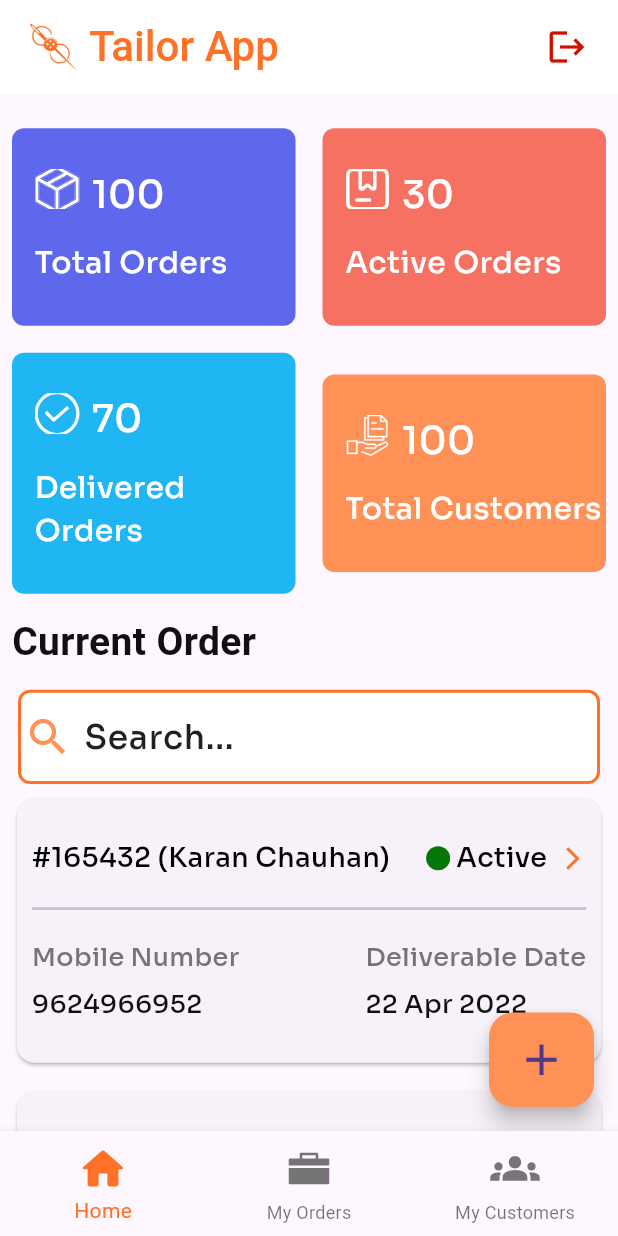
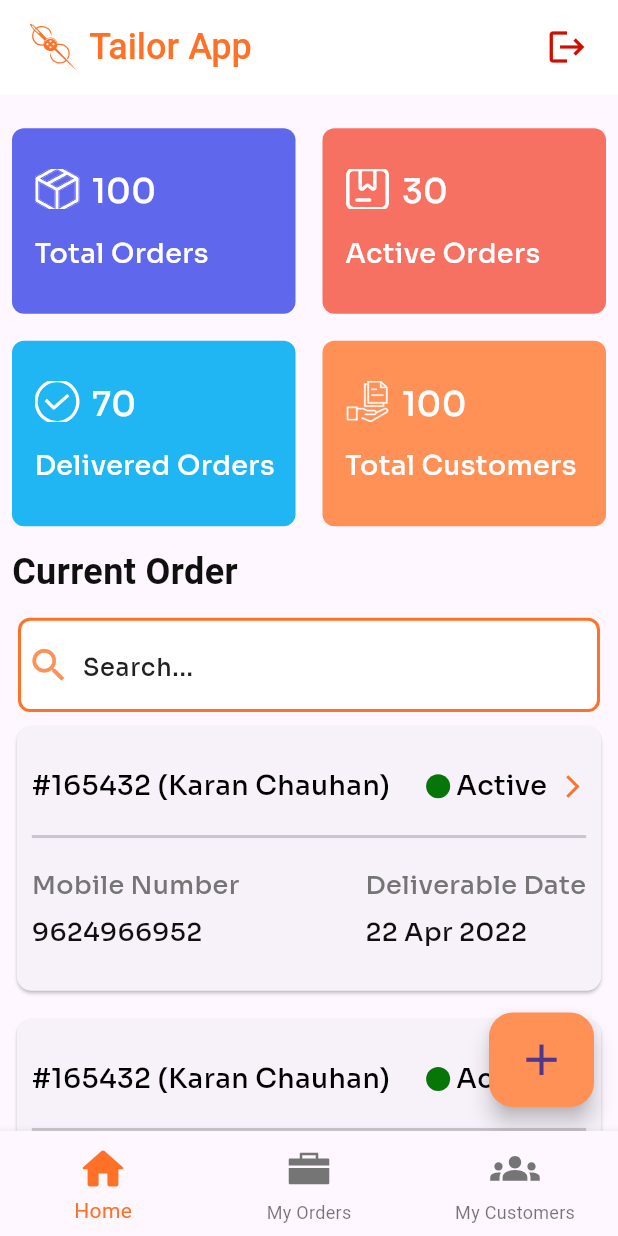
Before and after one commit to tanaysb20/tailor_app, a Flutter app: the LandingScreen screen opened directly, on a phone screen of 412 x 824 dp. Run offline on Flutter 3.47's test engine with Material 3 defaults, Android fonts, the phone set to English and light mode, and no system bars; our stand-ins replace flutter_easyloading, flutter_otp_text_field, flutter_screenutil, flutter_svg, shared_preferences; missing offline and left inert: month_year_picker; accounts and stored records are empty; project files that could hold a hidden picture were left out.

Commit message:
minor ui fixes

```diff
--- a/lib/Reusable components/app_bar.dart
+++ b/lib/Reusable components/app_bar.dart
@@ -13,7 +13,7 @@ AppBar customAppBar({String text = ""}) => AppBar(
     title: Text(
       text,
       style: TextStyle(
-        fontSize: 26.sp,
+        fontSize: 22.sp,
         color: const Color(0xffFF7126),
         fontWeight: FontWeight.w500,
       ),
--- a/lib/Reusable components/order_item.dart
+++ b/lib/Reusable components/order_item.dart
@@ -13,6 +13,8 @@ class OrderItem extends StatelessWidget {
     return Padding(
       padding: EdgeInsets.symmetric(horizontal: 8.h, vertical: 6.h),
       child: Card(
+         shape: RoundedRectangleBorder(
+    borderRadius: BorderRadius.circular(10.0),),
         // margin: EdgeInsets.symmetric(horizontal: 4.w,vertical: 10.h),
         child: Padding(
           padding: EdgeInsets.symmetric(horizontal: 10.0.w, vertical: 20.h),
--- a/lib/Reusable components/text_field.dart
+++ b/lib/Reusable components/text_field.dart
@@ -121,8 +121,8 @@ class CustomTextField extends StatelessWidget {
 
                 prefixIcon:
                     prefixIcon? Container(
-                      margin: EdgeInsets.only(left: 4.w,right: 4.w),
-                      child: Icon(Icons.search,color: Color(0xffFF9056),size: 32.sp)):null,
+                      margin: EdgeInsets.only(left: 6.w,right: 4.w),
+                      child: Icon(Icons.search,color: Color(0xffFF9056),size: 29.sp)):null,
                 prefixIconConstraints:
                     BoxConstraints(minWidth: 2, minHeight: 30.h),
                 floatingLabelBehavior: FloatingLabelBehavior.always,
@@ -141,7 +141,7 @@ class CustomTextField extends StatelessWidget {
                 hintText: hintText,
 
                 hintStyle:
-                    textFieldStyle(color: Colors.grey.shade900, fontSize: 22.sp),
+                    textFieldStyle(color: Colors.grey.shade900, fontSize: 16.sp),
               ),
               validator: validator,
               inputFormatters: inputFormatters,
--- a/lib/Screens/Auth screen/phone_screen.dart
+++ b/lib/Screens/Auth screen/phone_screen.dart
@@ -26,7 +26,7 @@ class _PhoneNumberScreenState extends State<PhoneNumberScreen> {
           title: Text(
             "Let's Get Started",
             style: TextStyle(
-              fontSize: 26.sp,
+              fontSize: 22.sp,
               color: const Color(0xffFF7126),
               fontWeight: FontWeight.w500,
             ),
--- a/lib/Screens/Home screen/home_screen.dart
+++ b/lib/Screens/Home screen/home_screen.dart
@@ -82,7 +82,7 @@ class _OtpScreenState extends State<HomeScreen>
                           margin: EdgeInsets.symmetric(horizontal: 8.w,vertical: 15.h),
                       alignment: Alignment.centerLeft,
                       child: Text("Current Order",  style: TextStyle(
-                                      fontSize: 26.sp,
+                                      fontSize: 24.sp,
                                       color:  Color(0xff101010),
                                       fontWeight: FontWeight.w600,
                                     ),),
@@ -140,14 +140,14 @@ Widget customBox(Color txcolor, String text1, String text2,String image) {
             SizedBox(width: 8.w),
             Text(
               text1,
-              style: textFieldStyle(color: Colors.white, fontSize: 25.sp),
+              style: textFieldStyle(color: Colors.white, fontSize: 22.sp),
             )
           ],
         ),
         SizedBox(height: 14.h),
         Text(
           text2,
-          style: textFieldStyle(color: Colors.white, fontSize: 20.sp),
+          style: textFieldStyle(color: Colors.white, fontSize: 18.sp),
         )
       ],
     ),
--- a/lib/Screens/landing_screen.dart
+++ b/lib/Screens/landing_screen.dart
@@ -73,7 +73,7 @@ class _OtpScreenState extends State<LandingScreen>
                 SvgPicture.asset("assets/logohome.svg",height: 35.h,fit: BoxFit.cover),
                 SizedBox(width: 8.w),
                 Text("Tailor App",  style: TextStyle(
-                  fontSize: 28.sp,
+                  fontSize: 24.sp,
                   color: const Color(0xffFF7126),
                   fontWeight: FontWeight.w500,
                 ),)
@@ -84,7 +84,7 @@ class _OtpScreenState extends State<LandingScreen>
                     ? "My Orders":
                  "My Customers",
                 style: TextStyle(
-                  fontSize: 26.sp,
+                  fontSize: 24.sp,
                   color: const Color(0xffFF7126),
                   fontWeight: FontWeight.w500,
                 ),
```
Also changed, not shown: lib/Screens/My customer/customer_screen.dart (+4 -3 lines).
